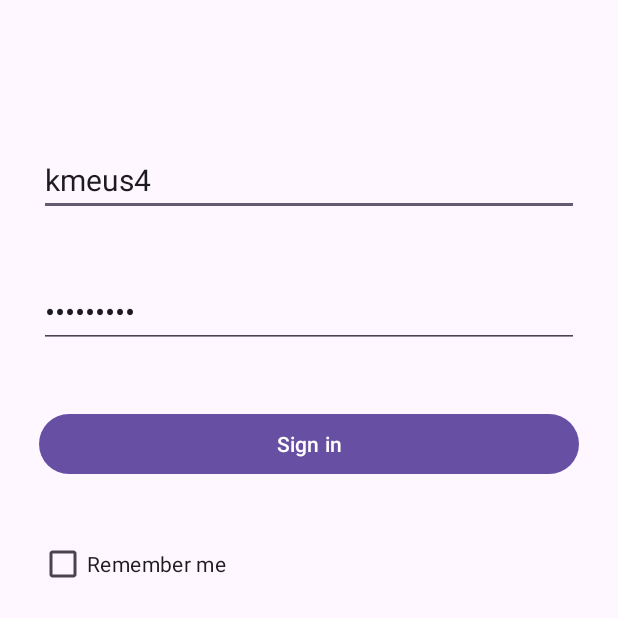
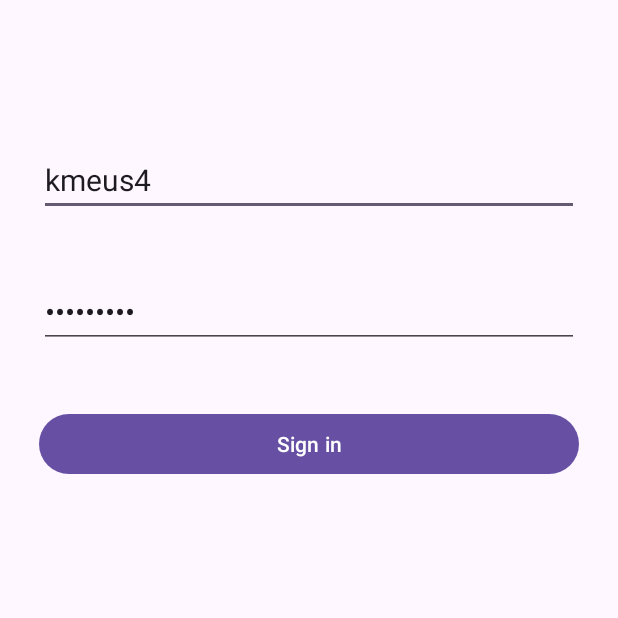
Before and after one commit to mustfaunlu/intern-ecommerce, an Android app built with Jetpack Compose: the screen it shows after launch (MainActivity), on a phone screen of 412 x 824 dp, the top half of it. Run offline under Robolectric (Android 15) with nearby library versions, the phone set to English and light mode, and no system bars; our stand-ins replace Dagger/Hilt's generated code, navigation-ui.

```diff
--- a/app/build.gradle
+++ b/app/build.gradle
@@ -53,11 +53,7 @@ dependencies {
     implementation platform('com.google.firebase:firebase-bom:32.2.0')
     implementation 'com.google.firebase:firebase-analytics-ktx'
     implementation 'com.google.firebase:firebase-crashlytics-ktx:18.4.0'
-
-    //test
-    testImplementation 'junit:junit:4.13.2'
-    androidTestImplementation 'androidx.test.ext:junit:1.1.5'
-    androidTestImplementation 'androidx.test.espresso:espresso-core:3.5.1'
+    implementation 'androidx.test.ext:junit-ktx:1.1.5'
 
     // Navigation Component
     def nav_version = "2.6.0"
--- a/app/src/main/java/com/mustafaunlu/ecommerce/common/Constants.kt
+++ b/app/src/main/java/com/mustafaunlu/ecommerce/common/Constants.kt
@@ -2,10 +2,7 @@ package com.mustafaunlu.ecommerce.common
 
 object Constants {
     const val SHARED_PREF_FILE_NAME = "userData"
-    const val SHARED_PREF_USERNAME_KEY = "username"
-    const val SHARED_PREF_CHECKBOX_KEY = "rememberMe"
     const val SHARED_PREF_USERID_KEY = "userId"
     const val SHARED_PREF_DEF = ""
-    const val SHARED_PREF_USERNAME_DEF = "kmeus4"
     const val BASE_URL = "https://dummyjson.com/"
 }
--- a/app/src/main/java/com/mustafaunlu/ecommerce/data/database/CartDatabase.kt
+++ b/app/src/main/java/com/mustafaunlu/ecommerce/data/database/CartDatabase.kt
@@ -4,7 +4,6 @@ import androidx.room.Database
 import androidx.room.RoomDatabase
 import com.mustafaunlu.ecommerce.domain.entity.UserCartEntity
 
-
 @Database(entities = [UserCartEntity::class], version = 1)
 abstract class CartDatabase : RoomDatabase() {
     abstract fun cartDao(): CartDao
--- a/app/src/main/java/com/mustafaunlu/ecommerce/domain/usecase/cart/CartUseCaseImpl.kt
+++ b/app/src/main/java/com/mustafaunlu/ecommerce/domain/usecase/cart/CartUseCaseImpl.kt
@@ -3,7 +3,6 @@ package com.mustafaunlu.ecommerce.domain.usecase.cart
 import com.mustafaunlu.ecommerce.common.NetworkResponseState
 import com.mustafaunlu.ecommerce.domain.entity.UserCartEntity
 import com.mustafaunlu.ecommerce.domain.repository.LocalRepository
-import com.mustafaunlu.ecommerce.domain.usecase.cart.CartUseCase
 import kotlinx.coroutines.flow.Flow
 import javax.inject.Inject
 
--- a/app/src/main/java/com/mustafaunlu/ecommerce/presentation/detail/DetailFragment.kt
+++ b/app/src/main/java/com/mustafaunlu/ecommerce/presentation/detail/DetailFragment.kt
@@ -83,7 +83,7 @@ class DetailFragment : Fragment() {
                     }
                 }
 
-                else -> {}
+                ScreenState.Loading -> {}
             }
         }
     }
--- a/app/src/main/java/com/mustafaunlu/ecommerce/presentation/login/LoginFragment.kt
+++ b/app/src/main/java/com/mustafaunlu/ecommerce/presentation/login/LoginFragment.kt
@@ -9,10 +9,7 @@ import androidx.fragment.app.Fragment
 import androidx.fragment.app.viewModels
 import androidx.navigation.fragment.findNavController
 import com.mustafaunlu.ecommerce.R
-import com.mustafaunlu.ecommerce.common.Constants.SHARED_PREF_CHECKBOX_KEY
 import com.mustafaunlu.ecommerce.common.Constants.SHARED_PREF_USERID_KEY
-import com.mustafaunlu.ecommerce.common.Constants.SHARED_PREF_USERNAME_DEF
-import com.mustafaunlu.ecommerce.common.Constants.SHARED_PREF_USERNAME_KEY
 import com.mustafaunlu.ecommerce.common.ScreenState
 import com.mustafaunlu.ecommerce.data.dto.User
 import com.mustafaunlu.ecommerce.databinding.FragmentLoginBinding
@@ -37,9 +34,6 @@ class LoginFragment : Fragment() {
         savedInstanceState: Bundle?,
     ): View {
         binding = FragmentLoginBinding.inflate(inflater, container, false)
-        setupSavedUsername()
-        setupRememberCheckbox()
-
         return binding.root
     }
 
@@ -49,7 +43,7 @@ class LoginFragment : Fragment() {
 
         viewModel.loginState.observe(viewLifecycleOwner) { loginState ->
             when (loginState) {
-                is ScreenState.Loading -> {
+                ScreenState.Loading -> {
                     binding.loading.visible()
                     binding.loginBtn.isEnabled = false
                 }
@@ -69,35 +63,9 @@ class LoginFragment : Fragment() {
                     binding.loginBtn.isEnabled = true
                     requireView().showToast(getString(R.string.check_username_pass))
                 }
-
-                else -> {}
             }
         }
     }
-
-    private fun setupSavedUsername() {
-        val savedUsername = sharedPref.getString(SHARED_PREF_USERNAME_KEY, SHARED_PREF_USERNAME_DEF)
-        if (savedUsername != null) {
-            binding.username.setText(savedUsername)
-        }
-    }
-
-    private fun setupRememberCheckbox() {
-        val checkBoxState = sharedPref.getBoolean(SHARED_PREF_CHECKBOX_KEY, false)
-        binding.rememberCheckbox.isChecked = checkBoxState
-
-        binding.rememberCheckbox.setOnCheckedChangeListener { _, isChecked ->
-            sharedPref.edit().putBoolean(SHARED_PREF_CHECKBOX_KEY, isChecked).apply()
-            if (isChecked) {
-                sharedPref.edit()
-                    .putString(SHARED_PREF_USERNAME_KEY, binding.username.text.toString().trim())
-                    .apply()
-            } else {
-                sharedPref.edit().remove(SHARED_PREF_USERNAME_KEY).apply()
-            }
-        }
-    }
-
     private fun setupLoginButton() {
         binding.loginBtn.setOnClickListener { loginLogic() }
     }
--- a/app/src/main/java/com/mustafaunlu/ecommerce/utils/ViewExtensions.kt
+++ b/app/src/main/java/com/mustafaunlu/ecommerce/utils/ViewExtensions.kt
@@ -4,6 +4,7 @@ import android.text.Editable
 import android.view.View
 import android.widget.Toast
 import androidx.appcompat.widget.AppCompatEditText
+import com.google.android.material.textfield.TextInputEditText
 import com.mustafaunlu.ecommerce.presentation.contract.AbstractTextWatcher
 import kotlinx.coroutines.channels.awaitClose
 import kotlinx.coroutines.flow.Flow
@@ -20,7 +21,7 @@ fun View.gone() {
 
 fun View.showToast(text: String) = Toast.makeText(this.context, text, Toast.LENGTH_SHORT).show()
 
-fun AppCompatEditText.observeTextChanges(): Flow<String> {
+fun TextInputEditText.observeTextChanges(): Flow<String> {
     return callbackFlow {
         val textWatcher = object : AbstractTextWatcher() {
             override fun onTextChanged(s: CharSequence?, start: Int, before: Int, count: Int) {
--- a/app/src/main/res/layout/fragment_login.xml
+++ b/app/src/main/res/layout/fragment_login.xml
@@ -68,14 +68,4 @@
         app:layout_constraintStart_toStartOf="@+id/password"
         app:layout_constraintTop_toTopOf="parent"
         app:layout_constraintVertical_bias="0.3" />
-
-    <CheckBox
-        android:id="@+id/remember_checkbox"
-        android:layout_width="wrap_content"
-        android:layout_height="wrap_content"
-        android:layout_marginStart="10dp"
-        android:layout_marginTop="32dp"
-        android:text="@string/remember_me_str"
-        app:layout_constraintStart_toStartOf="parent"
-        app:layout_constraintTop_toBottomOf="@+id/loginBtn" />
 </androidx.constraintlayout.widget.ConstraintLayout>
```
